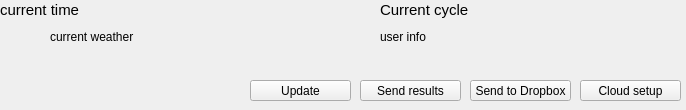
Above: isstools/ui/ui_info_general.ui from NSLS-II-ISS/isstools before the change. Below: the same form after it.
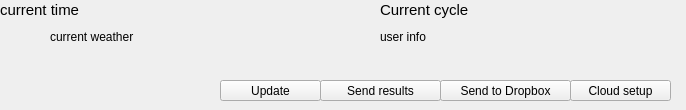
That is the form after the change.

The edit to the form file:
```diff
--- a/isstools/ui/ui_info_general.ui
+++ b/isstools/ui/ui_info_general.ui
@@ -124,7 +124,7 @@
   <widget class="QPushButton" name="push_set_user_info">
    <property name="geometry">
     <rect>
-     <x>250</x>
+     <x>220</x>
      <y>80</y>
      <width>101</width>
      <height>21</height>
@@ -137,9 +137,9 @@
   <widget class="QPushButton" name="push_send_results">
    <property name="geometry">
     <rect>
-     <x>360</x>
+     <x>320</x>
      <y>80</y>
-     <width>101</width>
+     <width>121</width>
      <height>21</height>
     </rect>
    </property>
@@ -150,7 +150,7 @@
   <widget class="QPushButton" name="push_cloud_setup">
    <property name="geometry">
     <rect>
-     <x>580</x>
+     <x>570</x>
      <y>80</y>
      <width>101</width>
      <height>21</height>
@@ -163,9 +163,9 @@
   <widget class="QPushButton" name="push_send_to_dropbox">
    <property name="geometry">
     <rect>
-     <x>470</x>
+     <x>440</x>
      <y>80</y>
-     <width>101</width>
+     <width>131</width>
      <height>21</height>
     </rect>
    </property>
```
